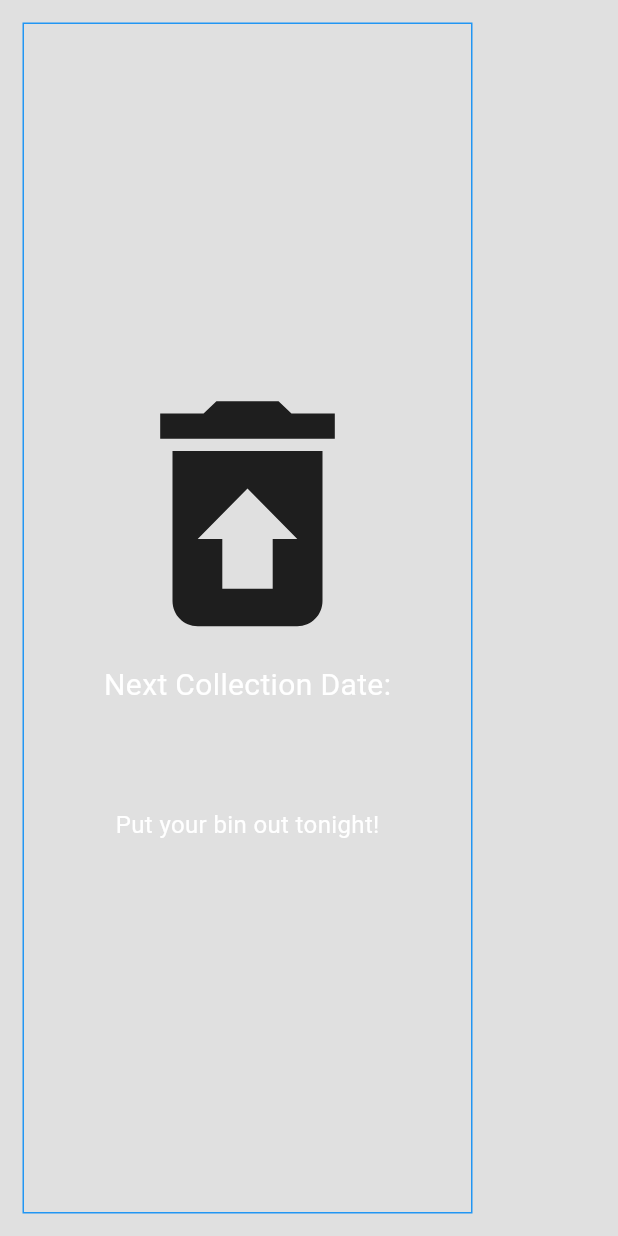
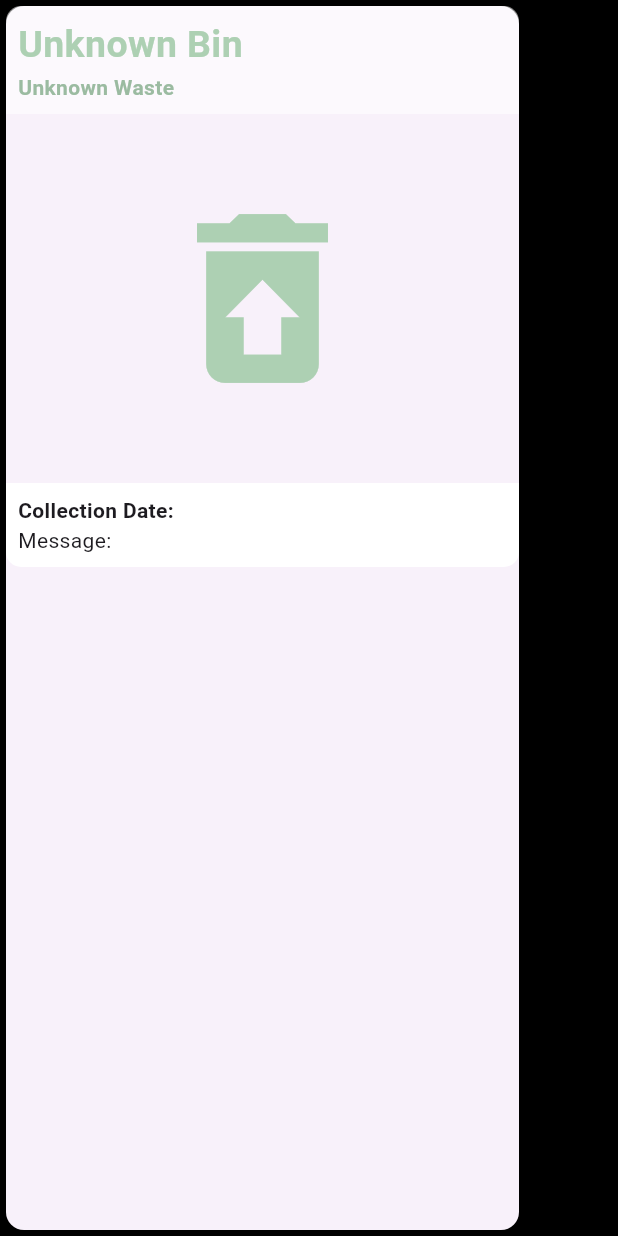
Before and after one commit to dscode89/binzout-flutter, a Flutter app: the VerticalScheduleCard widget shown alone on an empty page, opened directly with empty values, on a phone screen of 412 x 824 dp. Run offline on Flutter 3.47's test engine with Material 3 defaults, Android fonts, the phone set to English and light mode, and no system bars; our stand-ins replace web; missing offline and left inert: dart:js_interop.

Commit message:
add basic responsive styling

```diff
--- a/lib/main.dart
+++ b/lib/main.dart
@@ -15,7 +15,7 @@
     return MaterialApp(
       title: 'Binzout Flutter App',
       theme: ThemeData(
-        scaffoldBackgroundColor: Colors.black12,
+        scaffoldBackgroundColor: Colors.black,
         colorScheme: .fromSeed(seedColor: Colors.deepPurple),
       ),
       home: MyHomePage(title: 'Flutter Demo Home Page'),
--- a/lib/widgets/schedule_card_variations/vertical_schedule_card.dart
+++ b/lib/widgets/schedule_card_variations/vertical_schedule_card.dart
@@ -15,35 +15,100 @@
 
   @override
   Widget build(BuildContext context) {
-    return Padding(
-      padding: const EdgeInsets.all(15.0),
-      child: Container(
-        width: 300,
-        decoration: BoxDecoration(border: Border.all(color: Colors.blue)),
+    String titleText = switch (widget.scheduleEvent.type + 3) {
+      4 => 'Purple Bin',
+      5 => 'Blue Bin',
+      6 => 'Green Bin',
+      _ => 'Unknown Bin',
+    };
+
+    String subTitleText = switch (widget.scheduleEvent.type + 3) {
+      4 => 'This bin is for general waste.',
+      5 => 'This bin is for recycling. ',
+      6 => 'This bin is for your green waste. ',
+      _ => 'Unknown Waste',
+    };
+
+    return Container(
+      width: 350,
+      child: Card(
         child: Column(
-          mainAxisAlignment: MainAxisAlignment.center,
+          crossAxisAlignment: CrossAxisAlignment.start,
           children: [
-            Icon(
-              Icons.restore_from_trash,
-              color: widget!.binColorReference[widget.scheduleEvent.type],
-              size: 200,
+            Container(
+              width: double.infinity,
+              decoration: BoxDecoration(
+                color: Colors.white54,
+                borderRadius: BorderRadius.only(
+                  topLeft: Radius.circular(10),
+                  topRight: Radius.circular(10),
+                ),
+              ),
+              child: Padding(
+                padding: const EdgeInsets.all(8.0),
+                child: Column(
+                  crossAxisAlignment: CrossAxisAlignment.start,
+                  children: [
+                    Text(
+                      titleText,
+                      style: TextStyle(
+                        fontSize: 25,
+                        fontWeight: FontWeight.w700,
+                        color: widget
+                            .binColorReference[widget.scheduleEvent.type + 3],
+                      ),
+                    ),
+                    Text(
+                      subTitleText,
+                      style: TextStyle(
+                        fontWeight: FontWeight.w600,
+                        color: widget
+                            .binColorReference[widget.scheduleEvent.type + 6],
+                      ),
+                    ),
+                  ],
+                ),
+              ),
             ),
-            Text(
-              'Next Collection Date:',
-              style: TextStyle(fontSize: 20, color: Colors.white),
+
+            Container(
+              width: double.infinity,
+              decoration: BoxDecoration(
+                color: widget.binColorReference[widget.scheduleEvent.type],
+              ),
+              child: Padding(
+                padding: const EdgeInsets.all(48.0),
+                child: Icon(
+                  Icons.restore_from_trash,
+                  size: 150,
+                  color:
+                      widget.binColorReference[widget.scheduleEvent.type + 3],
+                ),
+              ),
             ),
-            Text(
-              formattedDate,
-              style: TextStyle(fontSize: 19, color: Colors.pink),
+            Container(
+              width: double.infinity,
+              decoration: BoxDecoration(
+                color: Colors.white,
+                borderRadius: BorderRadius.only(
+                  bottomLeft: Radius.circular(10),
+                  bottomRight: Radius.circular(10),
+                ),
+              ),
+              child: Padding(
+                padding: const EdgeInsets.all(8.0),
+                child: Column(
+                  crossAxisAlignment: CrossAxisAlignment.start,
+                  children: [
+                    Text(
+                      'Collection Date: ',
+                      style: TextStyle(fontWeight: FontWeight.w600),
+                    ),
+                    Text('Message: '),
+                  ],
+                ),
+              ),
             ),
-            SizedBox(height: 40),
-            Text(
-              daysTillDueDate == 0
-                  ? 'Put your bin out tonight!'
-                  : '$daysTillDueDate days till bin collection.',
-              style: TextStyle(color: Colors.white, fontSize: 16),
-            ),
-            SizedBox(height: 20),
           ],
         ),
       ),
--- a/pubspec.yaml
+++ b/pubspec.yaml
@@ -36,6 +36,7 @@
   cupertino_icons: ^1.0.8
   intl: ^0.20.2
   http: ^1.6.0
+  web: ^1.1.1
 
 dev_dependencies:
   flutter_test:
```
Also changed, not shown: lib/widgets/bin_schedule_page.dart (+43 -40 lines), lib/widgets/schedule_card.dart (+15 -15 lines), pubspec.lock.
